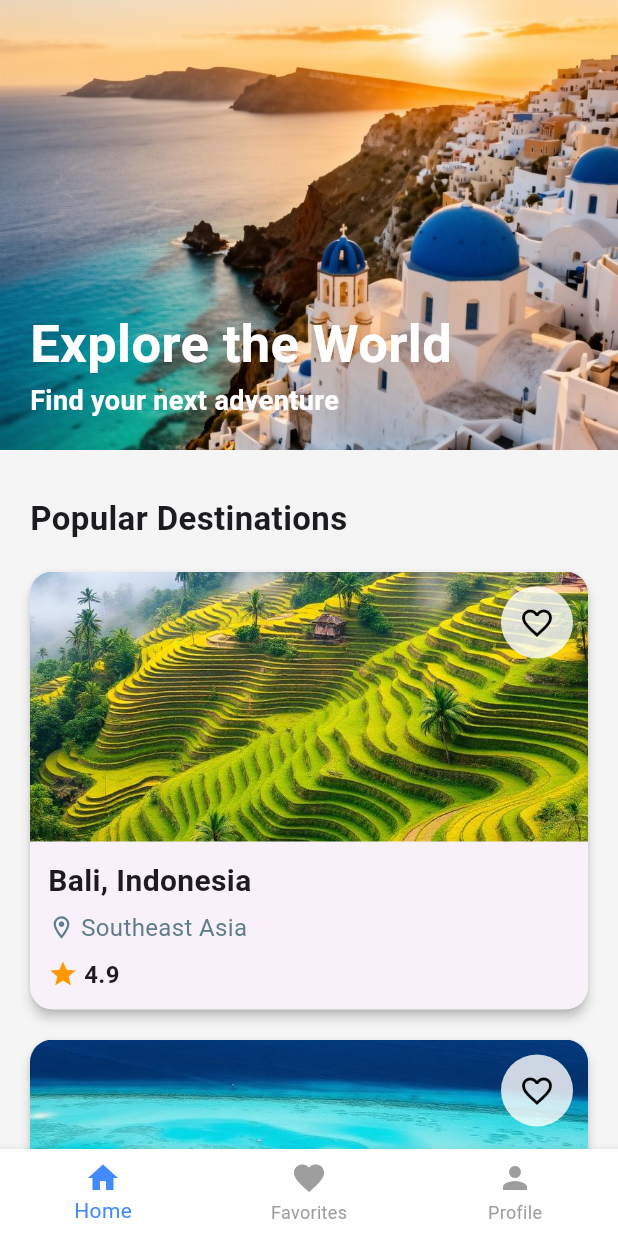
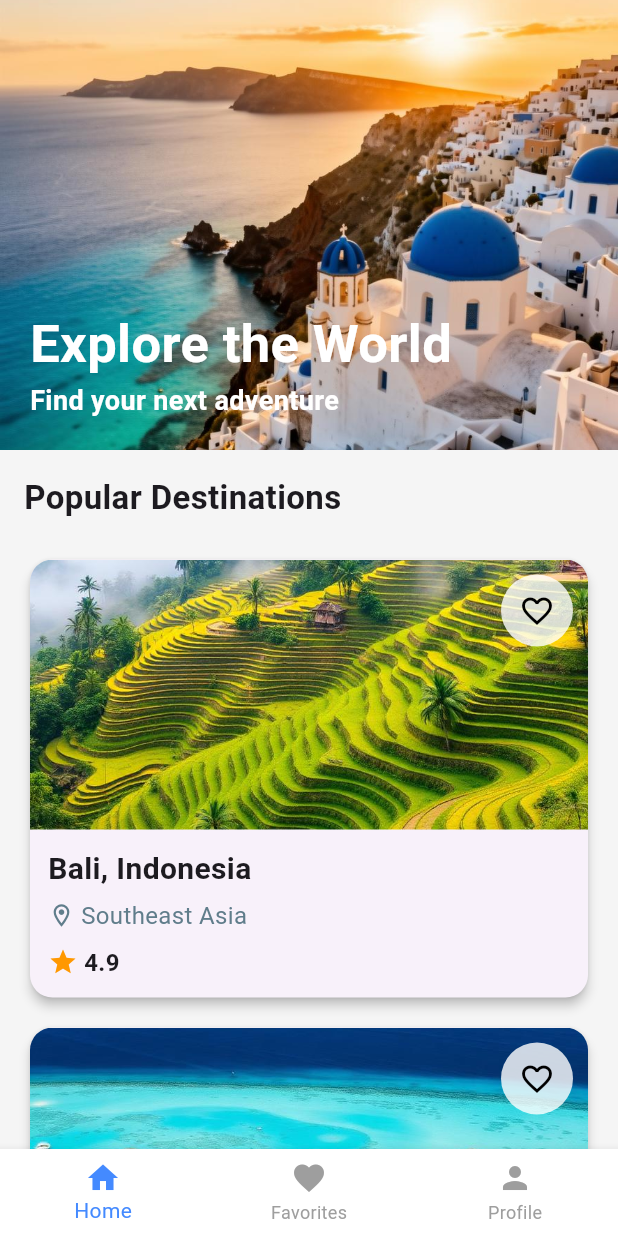
Before and after one commit to Visun517/travel_application_task, a Flutter app: the screen it shows after launch, on a phone screen of 412 x 824 dp. Run offline on Flutter 3.47's test engine with Material 3 defaults, Android fonts, the phone set to English and light mode, and no system bars.

Commit message:
home screen update with customScrollView

```diff
--- a/lib/screens/destination_details_screen.dart
+++ b/lib/screens/destination_details_screen.dart
@@ -1,7 +1,7 @@
 import 'package:flutter/material.dart';
 import '../models/place_model.dart';
-import '../widgets/destination_header.dart'; // Import කරන්න
-import '../widgets/destination_details_body.dart'; // Import කරන්න
+import '../widgets/destination_header.dart';
+import '../widgets/destination_details_body.dart';
 
 class DestinationDetailsScreen extends StatelessWidget {
   final Place place;
--- a/lib/screens/home_screen.dart
+++ b/lib/screens/home_screen.dart
@@ -11,28 +11,24 @@
     return Scaffold(
       backgroundColor: Colors.grey[100],
       body: SafeArea(
-        child: SingleChildScrollView(
-          child: Column(
-            crossAxisAlignment: CrossAxisAlignment.start,
-            children: [
-              HomeScreenTopBanner(),
-              Padding(
-                padding: const EdgeInsets.only(top: 30, left: 20, bottom: 10),
+        child: CustomScrollView(
+          slivers: [
+            SliverToBoxAdapter(child: HomeScreenTopBanner()),
+            SliverToBoxAdapter(
+              child: Padding(
+                padding: const EdgeInsets.all(16.0), // Padding එක දාන්න
                 child: const Text(
                   "Popular Destinations",
                   style: TextStyle(fontSize: 22, fontWeight: FontWeight.bold),
                 ),
               ),
-              ListView.builder(
-                shrinkWrap: true,
-                physics: const NeverScrollableScrollPhysics(),
-                itemCount: popularPlaces.length,
-                itemBuilder: (context, index) {
-                  return PopularDestinationCard(place: popularPlaces[index]);
-                },
-              ),
-            ],
-          ),
+            ),
+            SliverList(
+              delegate: SliverChildBuilderDelegate((context, index) {
+                return PopularDestinationCard(place: popularPlaces[index]);
+              }, childCount: popularPlaces.length),
+            ),
+          ],
         ),
       ),
     );
```
